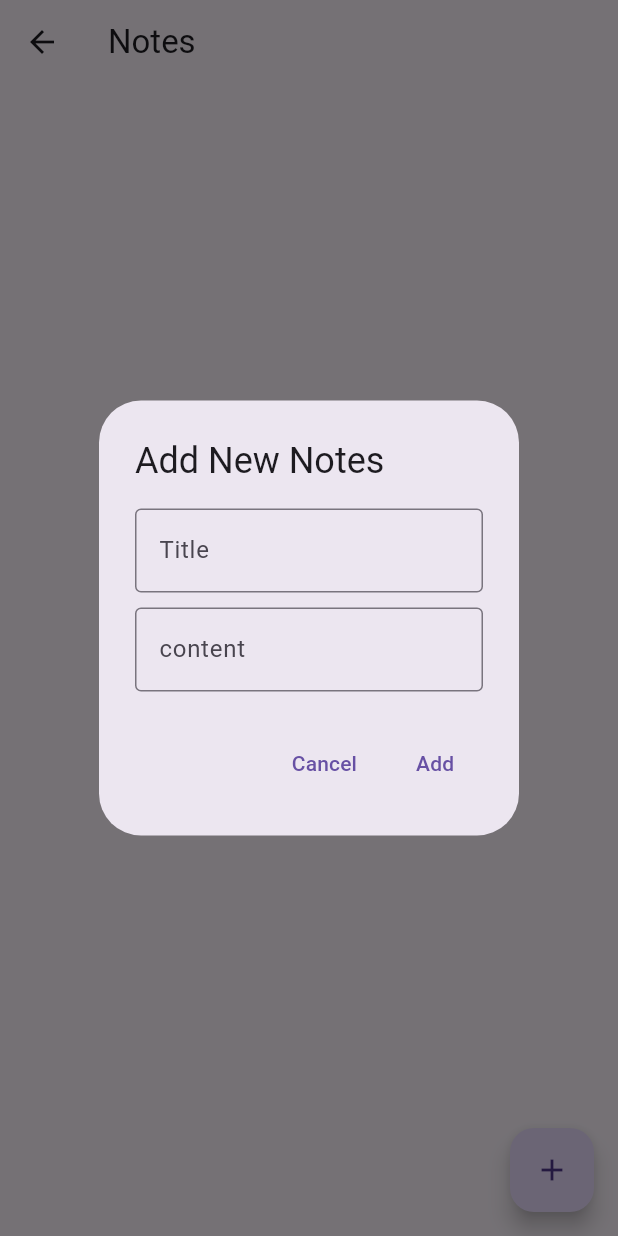
After one commit to habibagamal23/Todo_list_NGu, a Flutter app: the Myhomepage screen opened directly, after a tap on the "add" icon, on a phone screen of 412 x 824 dp. The commit adds this screen. Run offline on Flutter 3.47's test engine with Material 3 defaults, Android fonts, the phone set to English and light mode, and no system bars.

Commit message:
done home

```diff
--- /dev/null
+++ b/lib/MyHomePage.dart
@@ -0,0 +1,85 @@
+import 'package:flutter/material.dart';
+
+class Myhomepage extends StatefulWidget {
+  const Myhomepage({super.key});
+
+  @override
+  State<Myhomepage> createState() => _MyhomepageState();
+}
+
+class _MyhomepageState extends State<Myhomepage> {
+  TextEditingController title = TextEditingController();
+  TextEditingController desc = TextEditingController();
+
+  List<Map<String, String>> myNotes = [
+    {'title': 'Flutter', 'content': 'credit hours 3 '},
+  ];
+
+
+  @override
+  Widget build(BuildContext context) {
+    return Scaffold(
+      appBar: AppBar(
+        title: Text("Notes"),
+      ),
+      body: Center(
+        child: Column(
+          crossAxisAlignment: CrossAxisAlignment.center,
+          mainAxisAlignment: MainAxisAlignment.center,
+          children: [Text("No Notes")],
+        ),
+      ),
+      floatingActionButton: FloatingActionButton(
+        onPressed: () {
+          showDialog(
+              context: context,
+              builder: (context) {
+                return AlertDialog(
+                  title: Text("Add New Notes"),
+                  content: Column(
+                    mainAxisSize: MainAxisSize.min,
+                    children: [
+                      TextField(
+                        controller: title,
+                        decoration: InputDecoration(
+                            border: OutlineInputBorder(),
+                            label: Text("Title ")),
+                      ),
+                      SizedBox(
+                        height: 10,
+                      ),
+                      TextField(
+                        controller: desc,
+                        decoration: InputDecoration(
+                            border: OutlineInputBorder(),
+                            label: Text("content")),
+                      ),
+                    ],
+                  ),
+                  actions: [
+                    TextButton(
+                        onPressed: () {
+                          Navigator.pop(context);
+                        },
+                        child: Text("Cancel")),
+                    TextButton(
+                        onPressed: () {
+                          print("add notes");
+                          setState(() {
+                            myNotes.add(
+                                {'title': title.text, 'content': desc.text});
+                          });
+                          print(myNotes);
+
+
+                        },
+                        child: Text("Add"))
+                  ],
+                );
+              });
+        },
+        child: Icon(Icons.add),
+      ),
+    );
+  }
+}
--- a/lib/main.dart
+++ b/lib/main.dart
@@ -1,4 +1,5 @@
 import 'package:flutter/material.dart';
+import 'package:todolistapp/splashScreen.dart';
 
 import 'Rigister.dart';
 import 'loginScreen.dart';
@@ -15,7 +16,7 @@ class MyApp extends StatelessWidget {
   Widget build(BuildContext context) {
     return MaterialApp(
       debugShowCheckedModeBanner: false,
-      home: Rigister(),
+      home: Splashscreen(),
     );
   }
 }
--- a/pubspec.yaml
+++ b/pubspec.yaml
@@ -60,7 +60,7 @@ flutter:
 
   # To add assets to your application, add an assets section, like this:
   assets:
-    - assets/log.jpg
+    - assets/
   #   - images/a_dot_ham.jpeg
 
   # An image asset can refer to one or more resolution-specific "variants", see
```
Also changed, not shown: lib/HomeScreen.dart (added, +62 -0 lines), lib/Rigister.dart (+7 -3 lines), lib/loginScreen.dart (+25 -1 lines), lib/splashScreen.dart (added, +37 -0 lines), assets/logoim.png (added), lib/generated/assets.dart (added).
